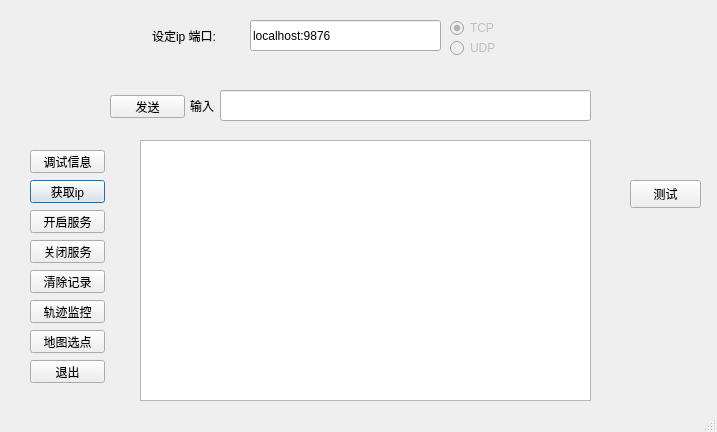
Before: the Qt Designer form ui/socketUI.ui in watermelonharry/socket_func_pyqt, drawn with Qt 5.
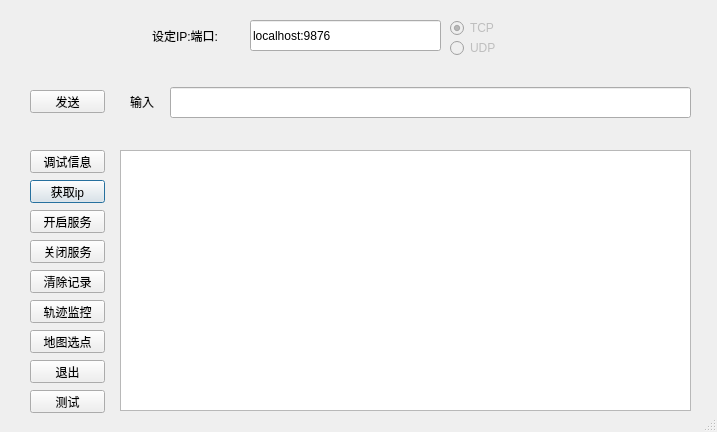
After: the same form once the commit is applied.

Commit message: 调试day2: 命令修改，窗口调整

The edit to the form file:
```diff
--- a/ui/socketUI.ui
+++ b/ui/socketUI.ui
@@ -19,9 +19,9 @@
   <widget class="QTextBrowser" name="sock_show_tb">
    <property name="geometry">
     <rect>
-     <x>140</x>
-     <y>140</y>
-     <width>451</width>
+     <x>120</x>
+     <y>150</y>
+     <width>571</width>
      <height>261</height>
     </rect>
    </property>
@@ -82,7 +82,7 @@
     </font>
    </property>
    <property name="text">
-    <string>设定ip 端口:</string>
+    <string>设定IP:端口:</string>
    </property>
   </widget>
   <widget class="QRadioButton" name="sock_tcp_rbtn">
@@ -139,10 +139,10 @@
   <widget class="QLabel" name="label_3">
    <property name="geometry">
     <rect>
-     <x>190</x>
-     <y>100</y>
+     <x>130</x>
+     <y>90</y>
      <width>54</width>
-     <height>12</height>
+     <height>23</height>
     </rect>
    </property>
    <property name="font">
@@ -157,8 +157,8 @@
   <widget class="QPushButton" name="sock_send_btn">
    <property name="geometry">
     <rect>
-     <x>110</x>
-     <y>95</y>
+     <x>30</x>
+     <y>90</y>
      <width>75</width>
      <height>23</height>
     </rect>
@@ -274,9 +274,9 @@
   <widget class="QLineEdit" name="sock_input_3">
    <property name="geometry">
     <rect>
-     <x>220</x>
-     <y>90</y>
-     <width>371</width>
+     <x>170</x>
+     <y>87</y>
+     <width>521</width>
      <height>31</height>
     </rect>
    </property>
@@ -313,10 +313,10 @@
   <widget class="QPushButton" name="sock_test_btn">
    <property name="geometry">
     <rect>
-     <x>630</x>
-     <y>180</y>
-     <width>71</width>
-     <height>28</height>
+     <x>30</x>
+     <y>390</y>
+     <width>75</width>
+     <height>23</height>
     </rect>
    </property>
    <property name="font">
```
Left out of the diff: 2 changed lines with no effect on the pictures. The commit also changes 6 other files.
